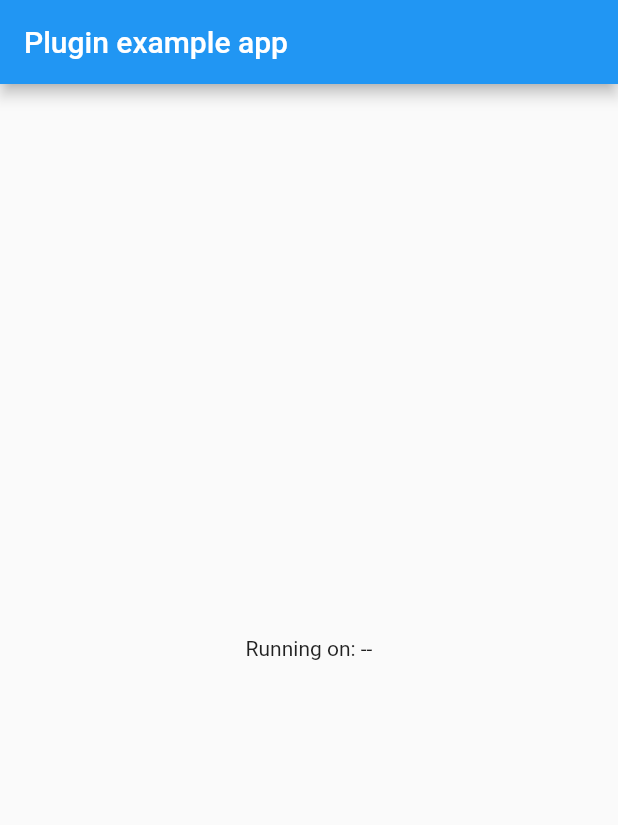
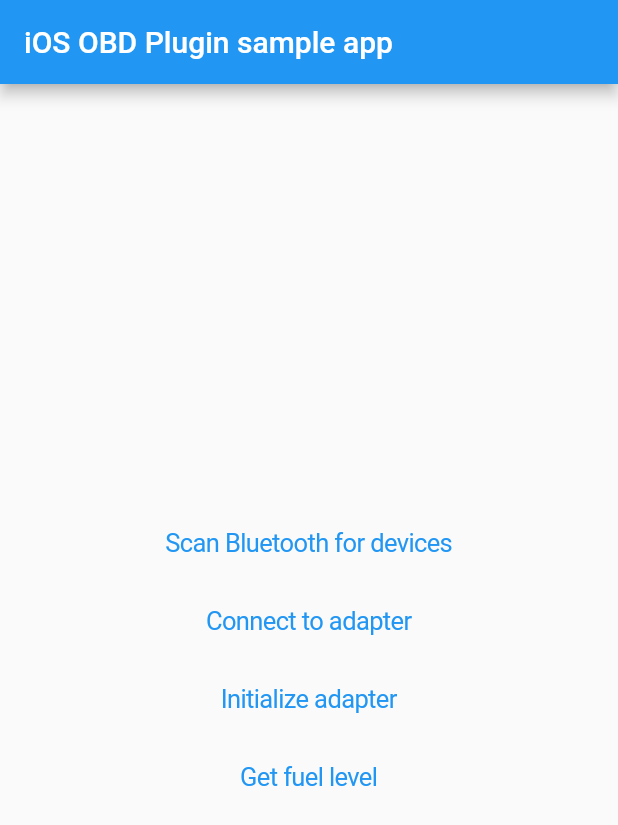
Before and after one commit to typ-AhmedSleem/obd2_ios_flutter_plugin, a Flutter app: the screen it shows after launch, on a phone screen of 412 x 824 dp. Shown: the top 825 px of the screen. Run offline on Flutter 3.47's test engine with Material 2 defaults, Android fonts, the phone set to English and light mode, and no system bars; our stand-ins replace plugin_platform_interface; missing offline and left inert: dart:ffi.

Commit message:
impr: yet ios example app improved

```diff
--- a/example/lib/main.dart
+++ b/example/lib/main.dart
@@ -1,8 +1,11 @@
+import 'package:flutter/cupertino.dart';
 import 'package:flutter/material.dart';
 import 'dart:async';
+import 'dart:convert';
 
 import 'package:flutter/services.dart';
 import 'package:obd2_flutter_plugin/obd2_flutter_plugin.dart';
+import 'package:obd2_flutter_plugin/obd2_flutter_plugin_constants.dart';
 import 'logger.dart';
 
 void main() {
@@ -17,48 +20,18 @@ class MyApp extends StatefulWidget {
 }
 
 class _MyAppState extends State<MyApp> {
+  final logger = Logger("MyApp");
+  final _obd2FlutterPlugin = Obd2FlutterPlugin();
+
+  Iterable<BluetoothDevice> _bleDevices = [];
+  String? _adapterAddress;
+  bool _connected = false;
+  bool _adapterInitialized = false;
   String _fuelLevel = "--";
-  final _obd2FlutterPlugin = Obd2FlutterPlugin();
-  final logger = Logger("MyApp");
 
   @override
   void initState() {
     super.initState();
-    initPlatformState();
-  }
-
-  // Platform messages are asynchronous, so we initialize in an async method.
-  Future<void> initPlatformState() async {
-    //* Get bounded bluetooth devices
-    List<String> devices;
-    try {
-      devices = await _obd2FlutterPlugin.getBluetoothDevices() ?? List.empty();
-      logger.log("Got devices: $devices");
-    } on PlatformException {
-      logger.log("Error getting bluetooth devices");
-      return;
-    }
-
-    // todo: Connect to target device
-
-    // todo: Init the target device
-
-    //* Fuel level
-    String fuelLevel;
-    try {
-      fuelLevel = await _obd2FlutterPlugin.getFuelLevel() ?? "-1";
-    } on PlatformException {
-      fuelLevel = "UNKNOWN";
-    }
-
-    // If the widget was removed from the tree while the asynchronous platform
-    // message was in flight, we want to discard the reply rather than calling
-    // setState to update our non-existent appearance.
-    if (!mounted) return;
-
-    setState(() {
-      _fuelLevel = fuelLevel;
-    });
   }
 
   @override
@@ -66,12 +39,101 @@ class _MyAppState extends State<MyApp> {
     return MaterialApp(
       home: Scaffold(
         appBar: AppBar(
-          title: const Text('Plugin example app'),
+          title: const Text('iOS OBD Plugin sample app'),
         ),
         body: Center(
-          child: Text('Running on: $_fuelLevel\n'),
+          child: Column(
+            mainAxisAlignment: MainAxisAlignment.center,
+            crossAxisAlignment: CrossAxisAlignment.center,
+            children: <Widget>[
+              CupertinoButton(
+                onPressed: () async {
+                  try {
+                    // Resolve received devices
+                    var rawDevices = await _obd2FlutterPlugin.getBluetoothDevices();
+                    var devices = rawDevices.map<BluetoothDevice>((d) => BluetoothDevice.fromJson(d as String? ?? ""));
+                    logger.log("Got: raw=${rawDevices.length} -> resolved=${devices.length} Devices");
+                    // Try to find the adapter by its name in the list
+                    String? tempAddress;
+                    for (var device in devices) {
+                      logger.log("Trying device: ${device.name} at ${device.address}");
+                      if (device.name == OBD_ADAPTER_NAME) {
+                        tempAddress = device.address;
+                        logger.log("Found adapter ${device.name} at address ${device.address}");
+                        break;
+                      }
+                    }
+                    setState(() {
+                      _bleDevices = devices;
+                      if (tempAddress != null) _adapterAddress = tempAddress;
+                    });
+                  } on PlatformException catch (e) {
+                    logger.log("Error getting bluetooth devices.\nReason: $e");
+                  }
+                },
+                child: Text(_bleDevices.isNotEmpty ? "Found ${_bleDevices.length} device" : "Scan Bluetooth for devices"),
+              ),
+              CupertinoButton(
+                onPressed: () async {
+                  try {
+                    final connected = await _obd2FlutterPlugin.connect(_adapterAddress ?? "") ?? false;
+                    logger.log(connected ? "Connected to adapter" : "Connect to adapter");
+                    setState(() {
+                      _connected = connected;
+                    });
+                  } on PlatformException catch (e) {
+                    logger.log("Error connecting to adapter.\nReason: $e");
+                  }
+                },
+                child: Text(_connected
+                    ? "Connected to adapter"
+                    : _adapterAddress != null
+                        ? 'Connect to $_adapterAddress'
+                        : "Connect to adapter"),
+              ),
+              CupertinoButton(
+                onPressed: () async {
+                  try {
+                    await _obd2FlutterPlugin.init();
+                    setState(() {
+                      _adapterInitialized = true;
+                    });
+                  } on PlatformException catch (e) {
+                    logger.log("Can't initialize adapter..\nReason: $e");
+                  }
+                },
+                child: const Text('Initialize adapter'),
+              ),
+              CupertinoButton(
+                onPressed: () async {
+                  try {
+                    var fuelLevel = await _obd2FlutterPlugin.getFuelLevel();
+                    logger.log("Got fuel level: $fuelLevel");
+                    setState(() {
+                      _fuelLevel = fuelLevel ?? "Unknown";
+                    });
+                  } on PlatformException catch (e) {
+                    logger.log("Can't get fuel level..\nReason: $e");
+                  }
+                },
+                child: Text(_fuelLevel == "--" ? "Get fuel level" : "FuelLevel: $_fuelLevel"),
+              ),
+            ],
+          ),
         ),
       ),
     );
   }
 }
+
+class BluetoothDevice {
+  String name;
+  String address;
+
+  BluetoothDevice({required this.name, required this.address});
+
+  static BluetoothDevice fromJson(String jsonDevice) {
+    final Map<String, String> parsedDevice = json.decode(jsonDevice);
+    return BluetoothDevice(name: parsedDevice['name'] ?? "", address: parsedDevice['address'] ?? "");
+  }
+}
--- a/example/pubspec.yaml
+++ b/example/pubspec.yaml
@@ -23,7 +23,7 @@ dependencies:
     # See https://dart.dev/tools/pub/dependencies#version-constraints
     # The example app is bundled with the plugin so we use a path dependency on
     # the parent directory to use the current plugin's version.
-    path: ../
+    path: "../"
 
   # The following adds the Cupertino Icons font to your application.
   # Use with the CupertinoIcons class for iOS style icons.
```
Also changed, not shown: 8 other files.
